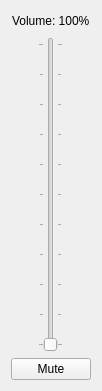
Before: the Qt Designer form widget.ui in MarioUnoDueTreQuattro/Volume, drawn with Qt 5.
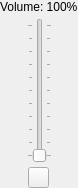
After: the same form once the commit is applied.

Commit message: - Save/Restore window size and position - Icons for Mute/Unmute

Patch:
```diff
--- a/widget.ui
+++ b/widget.ui
@@ -6,16 +6,37 @@
    <rect>
     <x>0</x>
     <y>0</y>
-    <width>102</width>
-    <height>391</height>
+    <width>72</width>
+    <height>188</height>
    </rect>
   </property>
   <property name="windowTitle">
    <string>Widget</string>
   </property>
   <layout class="QVBoxLayout" name="verticalLayout">
+   <property name="spacing">
+    <number>0</number>
+   </property>
+   <property name="leftMargin">
+    <number>0</number>
+   </property>
+   <property name="topMargin">
+    <number>0</number>
+   </property>
+   <property name="rightMargin">
+    <number>0</number>
+   </property>
+   <property name="bottomMargin">
+    <number>0</number>
+   </property>
    <item>
     <layout class="QHBoxLayout" name="horizontalLayout_2">
+     <property name="spacing">
+      <number>0</number>
+     </property>
+     <property name="bottomMargin">
+      <number>4</number>
+     </property>
      <item>
       <spacer name="horizontalSpacer_3">
        <property name="orientation">
@@ -23,8 +44,8 @@
        </property>
        <property name="sizeHint" stdset="0">
         <size>
-         <width>40</width>
-         <height>20</height>
+         <width>0</width>
+         <height>10</height>
         </size>
        </property>
       </spacer>
@@ -43,8 +64,8 @@
        </property>
        <property name="sizeHint" stdset="0">
         <size>
-         <width>40</width>
-         <height>20</height>
+         <width>0</width>
+         <height>10</height>
         </size>
        </property>
       </spacer>
@@ -53,15 +74,24 @@
    </item>
    <item>
     <layout class="QHBoxLayout" name="horizontalLayout">
+     <property name="spacing">
+      <number>0</number>
+     </property>
+     <property name="topMargin">
+      <number>0</number>
+     </property>
      <item>
       <spacer name="horizontalSpacer">
        <property name="orientation">
         <enum>Qt::Horizontal</enum>
        </property>
+       <property name="sizeType">
+        <enum>QSizePolicy::Expanding</enum>
+       </property>
        <property name="sizeHint" stdset="0">
         <size>
-         <width>40</width>
-         <height>20</height>
+         <width>0</width>
+         <height>10</height>
         </size>
        </property>
       </spacer>
@@ -96,10 +126,13 @@
        <property name="orientation">
         <enum>Qt::Horizontal</enum>
        </property>
+       <property name="sizeType">
+        <enum>QSizePolicy::Expanding</enum>
+       </property>
        <property name="sizeHint" stdset="0">
         <size>
-         <width>40</width>
-         <height>20</height>
+         <width>0</width>
+         <height>10</height>
         </size>
        </property>
       </spacer>
@@ -107,14 +140,68 @@
     </layout>
    </item>
    <item>
-    <widget class="QPushButton" name="muteButton">
-     <property name="text">
-      <string>Mute</string>
+    <layout class="QHBoxLayout" name="horizontalLayout_3">
+     <property name="spacing">
+      <number>0</number>
      </property>
-     <property name="checkable">
-      <bool>true</bool>
+     <property name="topMargin">
+      <number>4</number>
      </property>
-    </widget>
+     <item>
+      <spacer name="horizontalSpacer_5">
+       <property name="orientation">
+        <enum>Qt::Horizontal</enum>
+       </property>
+       <property name="sizeHint" stdset="0">
+        <size>
+         <width>40</width>
+         <height>20</height>
+        </size>
+       </property>
+      </spacer>
+     </item>
+     <item>
+      <widget class="QPushButton" name="muteButton">
+       <property name="sizePolicy">
+        <sizepolicy hsizetype="Fixed" vsizetype="Fixed">
+         <horstretch>0</horstretch>
+         <verstretch>0</verstretch>
+        </sizepolicy>
+       </property>
+       <property name="maximumSize">
+        <size>
+         <width>21</width>
+         <height>21</height>
+        </size>
+       </property>
+       <property name="focusPolicy">
+        <enum>Qt::NoFocus</enum>
+       </property>
+       <property name="toolTip">
+        <string>Toggle mute</string>
+       </property>
+       <property name="text">
+        <string/>
+       </property>
+       <property name="checkable">
+        <bool>true</bool>
+       </property>
+      </widget>
+     </item>
+     <item>
+      <spacer name="horizontalSpacer_6">
+       <property name="orientation">
+        <enum>Qt::Horizontal</enum>
+       </property>
+       <property name="sizeHint" stdset="0">
+        <size>
+         <width>40</width>
+         <height>20</height>
+        </size>
+       </property>
+      </spacer>
+     </item>
+    </layout>
    </item>
   </layout>
  </widget>
```
The commit also changes 7 other files.
